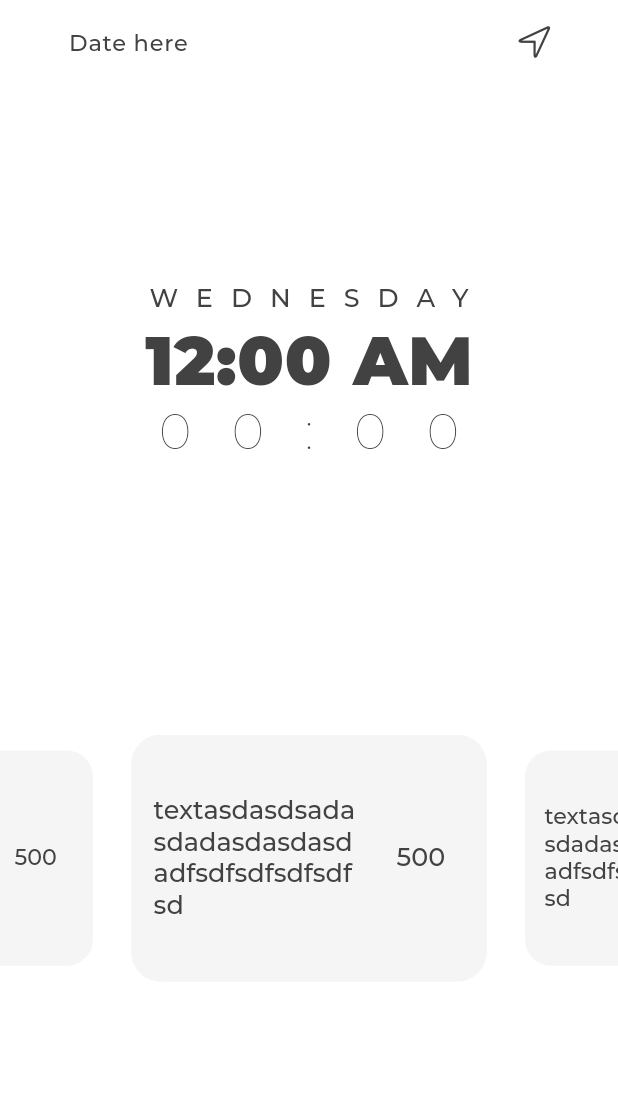
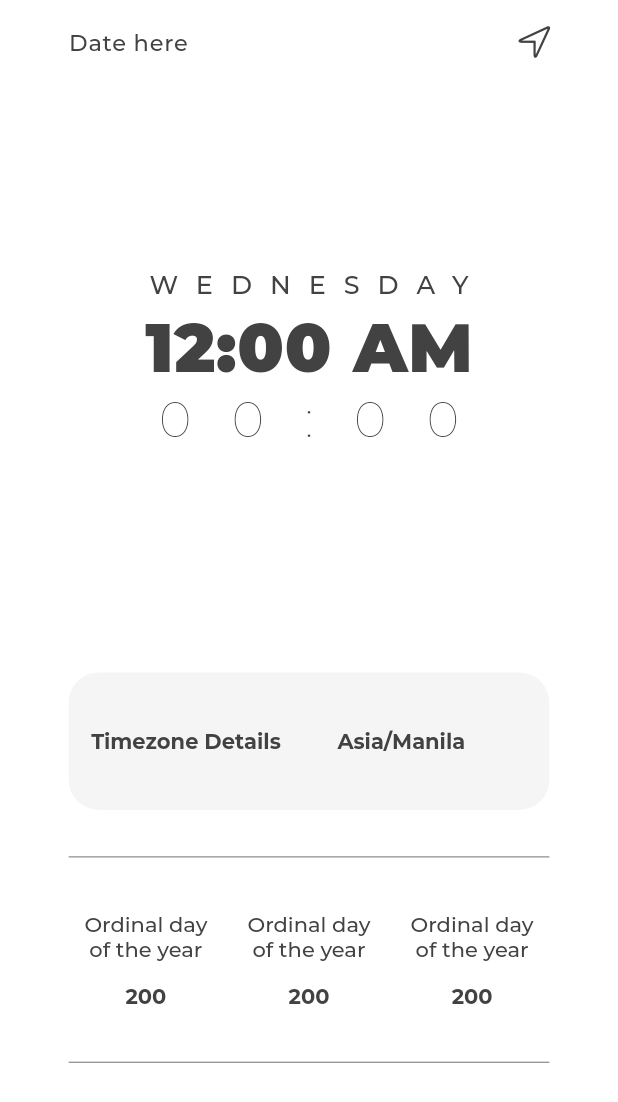
Before and after one commit to hyoaru/world-time, a Flutter app: the screen it shows after launch, on a phone screen of 412 x 824 dp. Shown: the top 1102 px of the screen. Run offline on Flutter 3.47's test engine with Material 2 defaults, Android fonts, the phone set to English and light mode, and no system bars; drawn by our look-alikes of carousel_slider; project files that could hold a hidden picture were left out.

```diff
--- a/lib/pages/HomeScreen.dart
+++ b/lib/pages/HomeScreen.dart
@@ -3,7 +3,7 @@ import 'package:flutter/material.dart';
 import 'package:flutter/services.dart';
 import 'package:worldtime/res/ColorsUsed.dart';
 import 'package:worldtime/res/TextStyles.dart';
-import 'package:carousel_slider/carousel_slider.dart';
+// import 'package:carousel_slider/carousel_slider.dart';
 import 'package:worldtime/pages/DrawerHeader.dart';
 
 class HomeScreen extends StatefulWidget {
@@ -21,6 +21,7 @@ class _HomeScreenState extends State<HomeScreen> {
     return Scaffold(
       // key: scaffoldKey,
       appBar: AppBar(
+        // automaticallyImplyLeading: false,
         // backgroundColor: ColorsUsed.primary,
         backgroundColor: Colors.white,
         // brightness: Brightness.dark,
@@ -30,7 +31,7 @@ class _HomeScreenState extends State<HomeScreen> {
         ),
         titleSpacing: MediaQuery.of(context).size.width / 9,
         actions: [
-          Builder(builder: (context) {
+          Builder(builder: (BuildContext context) {
             return IconButton(
                 icon: Icon(
                   CupertinoIcons.location,
@@ -38,7 +39,7 @@ class _HomeScreenState extends State<HomeScreen> {
                   color: ColorsUsed.primary,
                 ),
                 onPressed: () {
-                  return Scaffold.of(context).openDrawer();
+                  return Scaffold.of(context).openEndDrawer();
                 });
           }),
           SizedBox(
@@ -67,10 +68,10 @@ class _HomeScreenState extends State<HomeScreen> {
               Container(
                 // alignment: Alignment.topCenter,
                 // color: Colors.yellow,
-                height: MediaQuery.of(context).size.height / 1.9,
+                height: MediaQuery.of(context).size.height / 2.1,
                 width: MediaQuery.of(context).size.width,
                 child: Padding(
-                  padding: const EdgeInsets.only(bottom: 50),
+                  padding: const EdgeInsets.only(bottom: 25),
                   child: Column(
                     mainAxisAlignment: MainAxisAlignment.center,
                     children: [
@@ -96,65 +97,187 @@ class _HomeScreenState extends State<HomeScreen> {
               ),
             ],
           ),
-          CarouselSlider(
-            options: CarouselOptions(
-              height: MediaQuery.of(context).size.height / 5,
-              // aspectRatio: 5.0,
-              viewportFraction: 0.6,
-              enlargeCenterPage: true,
-            ),
-            items: [
-              1,
-              2,
-              3,
-            ].map((i) {
-              return Builder(
-                builder: (BuildContext context) {
-                  return Container(
-                      padding: EdgeInsets.all(15),
-                      width: MediaQuery.of(context).size.width,
-                      margin: EdgeInsets.symmetric(horizontal: 5.0),
-                      decoration: BoxDecoration(
-                        color: ColorsUsed.secondary,
-                        borderRadius: BorderRadius.circular(20),
-                      ),
+          Container(
             child: Row(
-                        // mainAxisAlignment: MainAxisAlignment.center,
               children: [
                 Flexible(
-                            flex: 7,
+                  flex: 4,
                   child: Container(
-                              // color: Colors.amber,
-                              // // alignment: Alignment.center,
+                    // color: ColorsUsed.primary,
                     child: Text(
-                                'textasdasdsadasdadasdasdasdadfsdfsdfsdfsdfsd',
-                                style: CarouselTextStyle,
-                                // textAlign: TextAlign.center,
+                      'Timezone Details',
+                      textAlign: TextAlign.center,
+                      style: BottomWidgetTextStyle,
                     ),
                   ),
                 ),
                 SizedBox(
-                            width: MediaQuery.of(context).size.width / 30,
+                  // child: Container(color: Colors.amber),
+                  width: MediaQuery.of(context).size.width / 40,
                 ),
                 Flexible(
-                            flex: 3,
+                  flex: 4,
                   child: Container(
-                              // width: MediaQuery.of(context).size.width,
                     alignment: Alignment.center,
                     child: Text(
-                                '500',
-                                style: CarouselTextStyle,
+                      'Asia/Manila',
+                      textAlign: TextAlign.center,
+                      style: BottomWidgetTextStyle,
                     ),
                   ),
                 ),
               ],
-                      ));
-                },
-              );
-            }).toList(),
-          )
+            ),
+            alignment: Alignment.center,
+            margin: EdgeInsets.symmetric(
+                horizontal: MediaQuery.of(context).size.width / 9),
+            padding: EdgeInsets.all(15),
+            height: MediaQuery.of(context).size.height / 9,
+            width: MediaQuery.of(context).size.width,
+            decoration: BoxDecoration(
+              color: ColorsUsed.secondary,
+              // border: Border.all(width: .5, color: ColorsUsed.primary),
+              borderRadius: BorderRadius.circular(20),
+            ),
+          ),
+          Container(
+            child: Row(
+              mainAxisAlignment: MainAxisAlignment.spaceBetween,
+              children: [
+                BottomWidgetReUse(),
+                BottomWidgetReUse(),
+                BottomWidgetReUse(),
+              ],
+            ),
+            // alignment: Alignment.center,
+            margin: EdgeInsets.symmetric(
+              horizontal: MediaQuery.of(context).size.width / 9,
+              vertical: MediaQuery.of(context).size.height / 26.5,
+            ),
+            height: MediaQuery.of(context).size.height / 6,
+            decoration: BoxDecoration(
+              border: Border.symmetric(
+                  horizontal: BorderSide(width: .5, color: ColorsUsed.primary)),
+            ),
+          ),
+          // CarouselSlider(
+          //   options: CarouselOptions(
+          //     height: MediaQuery.of(context).size.height / 5,
+          //     // aspectRatio: 5.0,
+          //     viewportFraction: 0.6,
+          //     enlargeCenterPage: true,
+          //   ),
+          //   items: [
+          //     1,
+          //     2,
+          //     3,
+          //   ].map((i) {
+          //     return Builder(
+          //       builder: (BuildContext context) {
+          //         return Container(
+          //             padding: EdgeInsets.all(15),
+          //             width: MediaQuery.of(context).size.width,
+          //             margin: EdgeInsets.symmetric(horizontal: 5.0),
+          //             decoration: BoxDecoration(
+          //               color: ColorsUsed.secondary,
+          //               borderRadius: BorderRadius.circular(20),
+          //             ),
+          //             child: Row(
+          //               // mainAxisAlignment: MainAxisAlignment.center,
+          //               children: [
+          //                 Flexible(
+          //                   flex: 7,
+          //                   child: Container(
+          //                     // color: Colors.amber,
+          //                     // // alignment: Alignment.center,
+          //                     child: Text(
+          //                       'textasdasdsadasdadasdasdasdadfsdfsdfsdfsdfsd',
+          //                       style: CarouselTextStyle,
+          //                       // textAlign: TextAlign.center,
+          //                     ),
+          //                   ),
+          //                 ),
+          //                 SizedBox(
+          //                   width: MediaQuery.of(context).size.width / 30,
+          //                 ),
+          //                 Flexible(
+          //                   flex: 3,
+          //                   child: Container(
+          //                     // width: MediaQuery.of(context).size.width,
+          //                     alignment: Alignment.center,
+          //                     child: Text(
+          //                       '500',
+          //                       style: CarouselTextStyle,
+          //                     ),
+          //                   ),
+          //                 ),
+          //               ],
+          //             ));
+          //       },
+          //     );
+          //   }).toList(),
+          // )
         ],
       ),
     );
   }
 }
+
+class BottomWidgetReUse extends StatelessWidget {
+  const BottomWidgetReUse({
+    Key? key,
+  }) : super(key: key);
+
+  @override
+  Widget build(BuildContext context) {
+    return Flexible(
+      child: Container(
+        child: Column(
+          mainAxisAlignment: MainAxisAlignment.center,
+          // crossAxisAlignment: CrossAxisAlignment.center,
+          children: [
+            Flexible(
+              flex: 7,
+              child: Container(
+                // alignment: Alignment.center,
+                child: Text(
+                  'Ordinal day of the year',
+                  textAlign: TextAlign.center,
+                  style: BottomWidgetBodyTextStyle,
+                ),
+                // color: Colors.black,
+              ),
+            ),
+            SizedBox(
+              child: Container(
+                  // color: Colors.black,
+                  ),
+              height: MediaQuery.of(context).size.height / 60,
+            ),
+            Flexible(
+              flex: 3,
+              child: Container(
+                // alignment: Alignment.topCenter,
+                child: Text(
+                  '200',
+                  textAlign: TextAlign.center,
+                  style: BottomWidgetTextStyle,
+                ),
+                // color: Colors.black,
+              ),
+            ),
+          ],
+        ),
+        padding: EdgeInsets.all(10),
+        alignment: Alignment.center,
+        width: MediaQuery.of(context).size.width / 4,
+        height: MediaQuery.of(context).size.height / 6,
+        // decoration: BoxDecoration(
+        //   // color: ColorsUsed.secondary,
+        //   border: Border.all(width: 1, color: ColorsUsed.primary),
+        //   borderRadius: BorderRadius.circular(20),
+        // ),
+      ),
+    );
+  }
+}
--- a/lib/res/TextStyles.dart
+++ b/lib/res/TextStyles.dart
@@ -7,6 +7,7 @@ const LargeTextSize = 26.0;
 const MediumTextSize = 20.0;
 const BodyTextStyle = 17.0;
 const AppBarTextSize = 15.0;
+const BottomWidgetBodyTextSize = 15.5;
 
 const AppBarTextStyle = TextStyle(
   fontFamily: 'Montserrat',
@@ -53,3 +54,23 @@ const CarouselTextStyle = TextStyle(
 
   // color: Colors.black,
 );
+
+const BottomWidgetTextStyle = TextStyle(
+  fontFamily: 'Montserrat',
+  fontWeight: FontWeight.w700,
+  // fontSize: BodyTextStyle,
+  color: ColorsUsed.primary,
+  letterSpacing: 0,
+
+  // color: Colors.black,
+);
+
+const BottomWidgetBodyTextStyle = TextStyle(
+  fontFamily: 'Montserrat',
+  fontWeight: FontWeight.w500,
+  // fontSize: BottomWidgetBodyTextSize,
+  color: ColorsUsed.primary,
+  letterSpacing: 0,
+
+  // color: Colors.black,
+);
--- a/pubspec.yaml
+++ b/pubspec.yaml
@@ -27,6 +27,7 @@ dependencies:
   http: ^0.13.3
   intl: ^0.17.0
   carousel_slider: ^4.0.0
+  flutter_slider_drawer: ^2.0.0
 
 dev_dependencies:
   flutter_test:
```
Also changed, not shown: pubspec.lock. Lines whose indentation alone changed are shown as unchanged.
